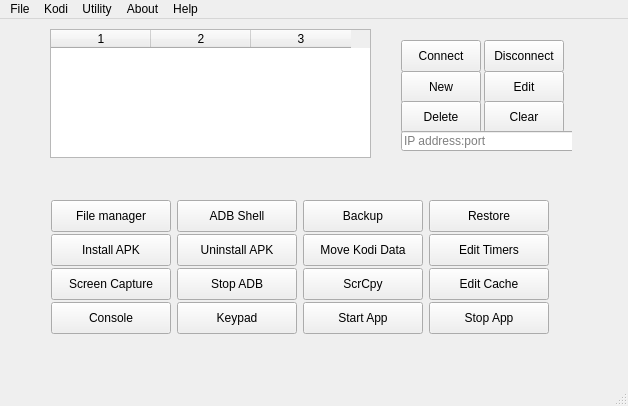
Qt form mainwindow.ui (Eliminater74/adblink) before a commit.
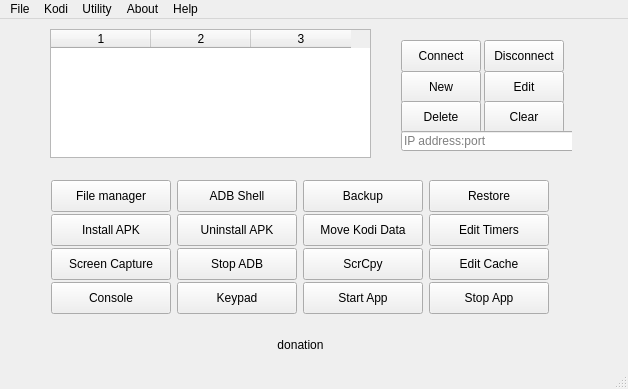
The same form after that commit.

Commit message: stopping point

The edit to the form file:
```diff
--- a/mainwindow.ui
+++ b/mainwindow.ui
@@ -7,7 +7,7 @@
     <x>0</x>
     <y>0</y>
     <width>628</width>
-    <height>406</height>
+    <height>389</height>
    </rect>
   </property>
   <property name="sizePolicy">
@@ -39,8 +39,8 @@
    <widget class="QPushButton" name="donate">
     <property name="geometry">
      <rect>
-      <x>30</x>
-      <y>670</y>
+      <x>150</x>
+      <y>310</y>
       <width>301</width>
       <height>31</height>
      </rect>
@@ -100,9 +100,9 @@
     <property name="geometry">
      <rect>
       <x>20</x>
-      <y>160</y>
+      <y>140</y>
       <width>571</width>
-      <height>191</height>
+      <height>171</height>
      </rect>
     </property>
     <property name="currentIndex">
```
The commit also changes 2 other files.
